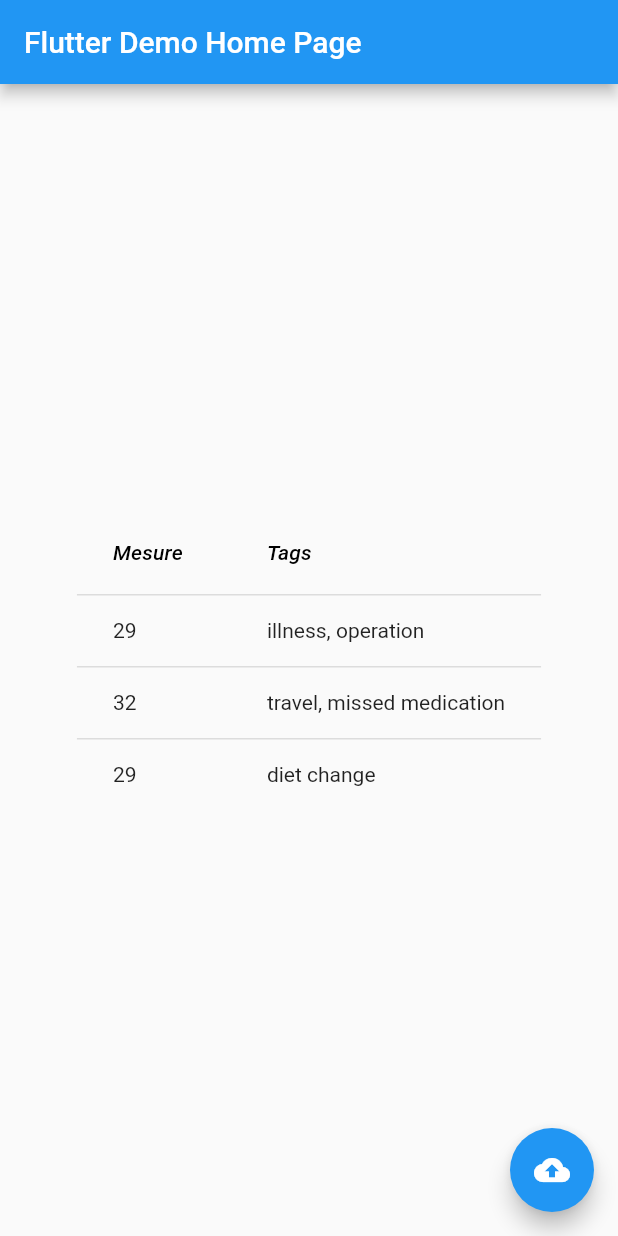
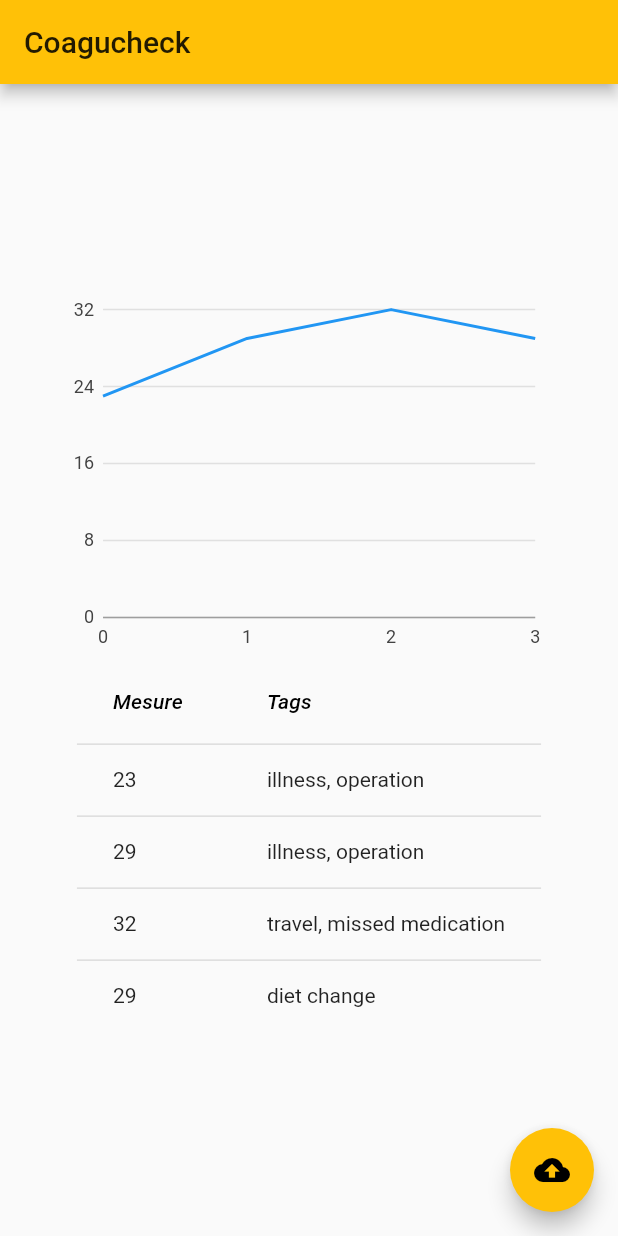
Before and after one commit to ivangorobenko/inrflutter, a Flutter app: the screen it shows after launch, on a phone screen of 412 x 824 dp. Run offline on Flutter 3.47's test engine with Material 2 defaults, Android fonts, the phone set to English and light mode, and no system bars; our stand-ins replace charts_flutter.

Commit message:
add working inr chart

```diff
--- /dev/null
+++ b/lib/InrChart.dart
@@ -0,0 +1,31 @@
+import 'package:charts_flutter/flutter.dart' as charts;
+import 'package:flutter/material.dart';
+
+import 'main.dart';
+
+class InrChart extends StatelessWidget {
+  final List<charts.Series<Inr, int>> seriesList;
+  final bool animate;
+
+  InrChart(this.seriesList, {this.animate});
+
+  factory InrChart.withData(inrs) {
+    return new InrChart(
+      [
+        new charts.Series<Inr, int>(
+          id: 'Inr',
+          colorFn: (_, __) => charts.MaterialPalette.blue.shadeDefault,
+          domainFn: (Inr inr, _) => inr.index,
+          measureFn: (Inr inr, _) => inr.value,
+          data: inrs,
+        )
+      ],
+      animate: true,
+    );
+  }
+
+  @override
+  Widget build(BuildContext context) {
+    return new charts.LineChart(seriesList, animate: animate);
+  }
+}
--- a/lib/assets/inrs.json
+++ b/lib/assets/inrs.json
@@ -1,4 +1,12 @@
 [
+  {
+    "index": 0,
+    "value": 23,
+    "tags": [
+      "illness",
+      "operation"
+    ]
+  },
   {
     "index": 1,
     "value": 29,
--- a/lib/main.dart
+++ b/lib/main.dart
@@ -1,4 +1,5 @@
 import 'dart:convert';
+import 'package:awesome_flutter_app/InrChart.dart';
 import 'package:flutter/material.dart';
 import 'package:flutter/services.dart';
 
@@ -12,10 +13,10 @@ class MyApp extends StatelessWidget {
     return MaterialApp(
       title: 'Flutter Demo',
       theme: ThemeData(
-        primarySwatch: Colors.blue,
+        primarySwatch: Colors.amber,
         visualDensity: VisualDensity.adaptivePlatformDensity,
       ),
-      home: MyHomePage(title: 'Flutter Demo Home Page'),
+      home: MyHomePage(title: 'Coagucheck'),
     );
   }
 }
@@ -84,6 +85,10 @@ class _MyHomePageState extends State<MyHomePage> {
         child: Column(
           mainAxisAlignment: MainAxisAlignment.center,
           children: <Widget>[
+            SizedBox(
+                width: MediaQuery.of(context).size.width * 0.8,
+                height: MediaQuery.of(context).size.height * 0.3,
+                child: InrChart.withData(inrs)),
             DataTable(
               columns: const <DataColumn>[
                 DataColumn(
```
Also changed, not shown: lib/MyChart.dart (deleted, +0 -36 lines).
